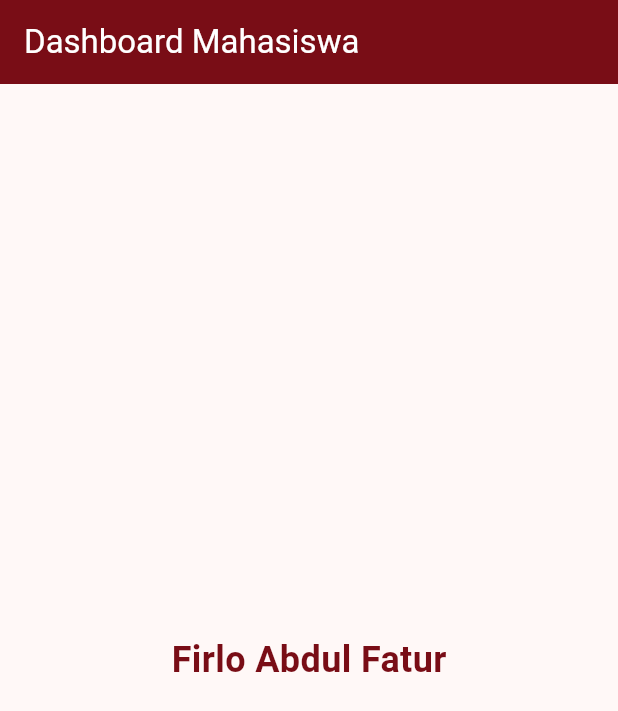
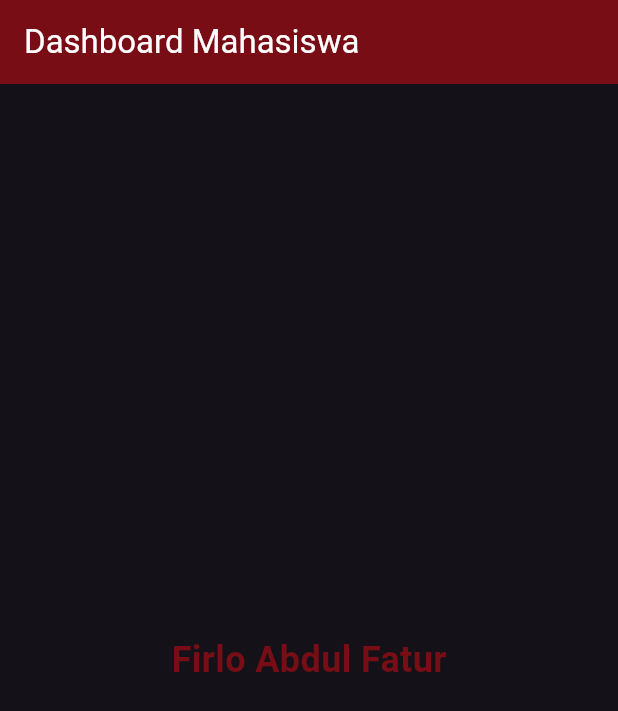
Before and after one commit to firloabdh-dot/latihan05_aplikasimobile, a Flutter app: the screen it shows after launch, on a phone screen of 412 x 824 dp. Shown: the top 711 px of the screen. Run offline on Flutter 3.47's test engine with Material 3 defaults, Android fonts, the phone set to English and light mode, and no system bars.

Commit message:
Menambahkan darkTheme dan themeMode

```diff
--- a/lib/main.dart
+++ b/lib/main.dart
@@ -14,10 +14,12 @@ class MyApp extends StatelessWidget {
       debugShowCheckedModeBanner: false,
       theme: ThemeData(
         colorScheme: ColorScheme.fromSeed(
-          seedColor: const Color(0xFF790D16), // Warna maroon dari palet gambar
+          seedColor: const Color(0xFF790D16),
         ),
         useMaterial3: true,
       ),
+      darkTheme: ThemeData.dark(),
+      themeMode: ThemeMode.dark,
       home: const MyHomePage(),
     );
   }
```
